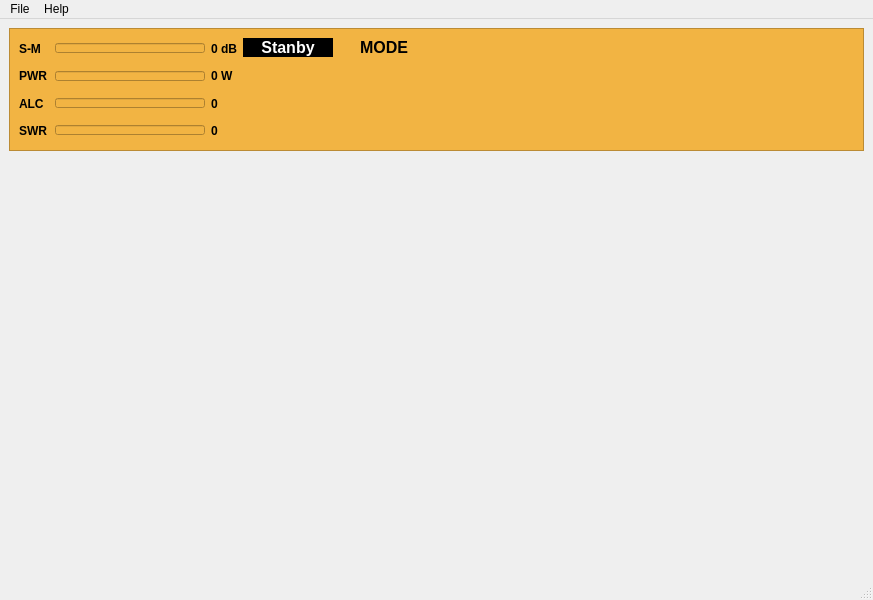
Above: mainwindow.ui from eloranta/HamVibe before the change. Below: the same form after it.
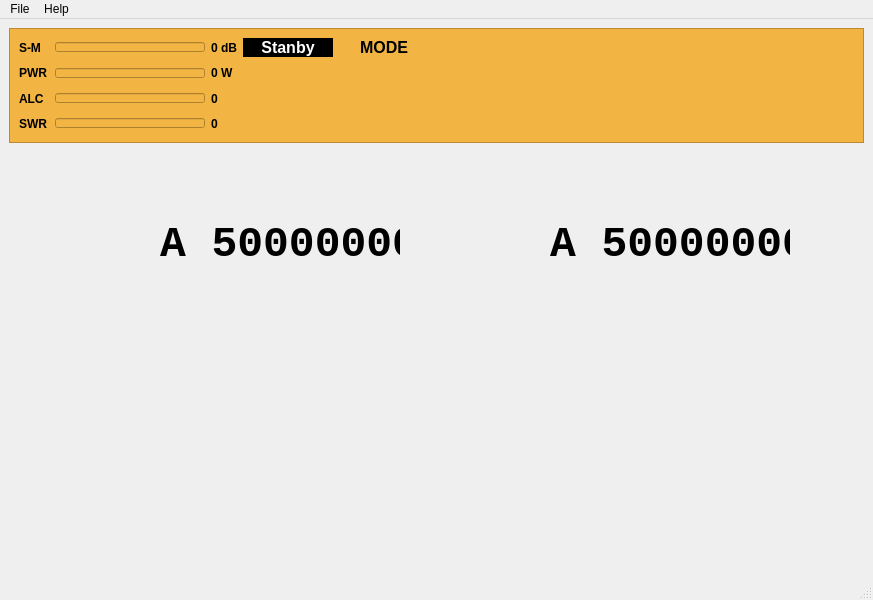
That is the form after the change. Custom widgets are drawn as their Qt base class.

Commit message: add code for freq labels

What changed in the file:
```diff
--- a/mainwindow.ui
+++ b/mainwindow.ui
@@ -14,9 +14,15 @@
    <string>HamVibe</string>
   </property>
   <widget class="QWidget" name="centralwidget">
-   <layout class="QGridLayout" name="gridLayout">
-    <item row="0" column="0">
      <widget class="QFrame" name="frame">
+    <property name="geometry">
+     <rect>
+      <x>9</x>
+      <y>9</y>
+      <width>855</width>
+      <height>115</height>
+     </rect>
+    </property>
       <property name="styleSheet">
        <string notr="true">background-color: rgb(242, 180, 67);</string>
       </property>
@@ -540,21 +546,52 @@
        </item>
       </layout>
      </widget>
-    </item>
-    <item row="1" column="0">
-     <spacer name="verticalSpacer">
-      <property name="orientation">
-       <enum>Qt::Orientation::Vertical</enum>
-      </property>
-      <property name="sizeHint" stdset="0">
-       <size>
-        <width>20</width>
-        <height>418</height>
-       </size>
-      </property>
-     </spacer>
-    </item>
-   </layout>
+   <widget class="FrequencyLabel" name="leftFrequency">
+    <property name="enabled">
+     <bool>true</bool>
+    </property>
+    <property name="geometry">
+     <rect>
+      <x>160</x>
+      <y>200</y>
+      <width>240</width>
+      <height>51</height>
+     </rect>
+    </property>
+    <property name="font">
+     <font>
+      <family>Consolas</family>
+      <pointsize>32</pointsize>
+      <bold>true</bold>
+     </font>
+    </property>
+    <property name="text">
+     <string>A 50000000</string>
+    </property>
+   </widget>
+   <widget class="FrequencyLabel" name="rightFrequency">
+    <property name="enabled">
+     <bool>true</bool>
+    </property>
+    <property name="geometry">
+     <rect>
+      <x>550</x>
+      <y>200</y>
+      <width>240</width>
+      <height>51</height>
+     </rect>
+    </property>
+    <property name="font">
+     <font>
+      <family>Consolas</family>
+      <pointsize>32</pointsize>
+      <bold>true</bold>
+     </font>
+    </property>
+    <property name="text">
+     <string>A 50000000</string>
+    </property>
+   </widget>
   </widget>
   <widget class="QMenuBar" name="menubar">
    <property name="geometry">
@@ -595,6 +632,13 @@
    </property>
   </action>
  </widget>
+ <customwidgets>
+  <customwidget>
+   <class>FrequencyLabel</class>
+   <extends>QLabel</extends>
+   <header>frequencylabel.h</header>
+  </customwidget>
+ </customwidgets>
  <resources/>
  <connections/>
 </ui>
```
Lines whose indentation alone changed are shown as unchanged. The commit also changes 3 other files.
